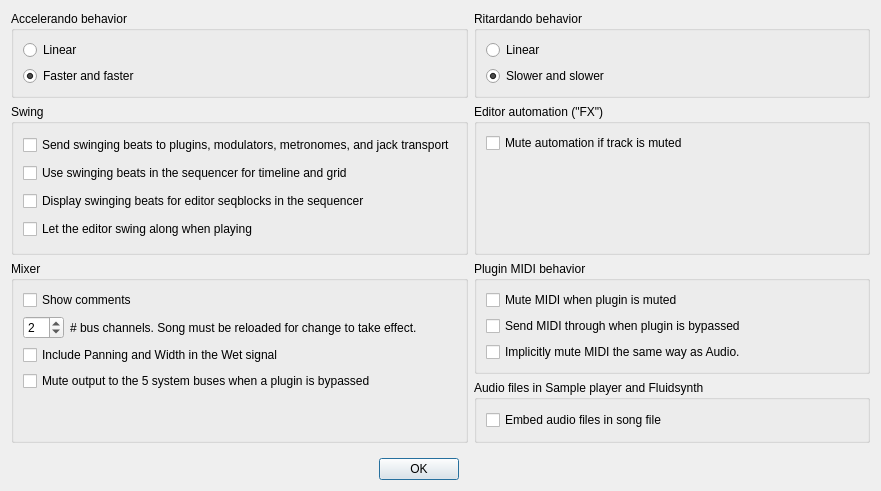
The window that Qt/qt4_song_properties.ui (kmatheussen/radium) describes before a commit, drawn with Qt 5.
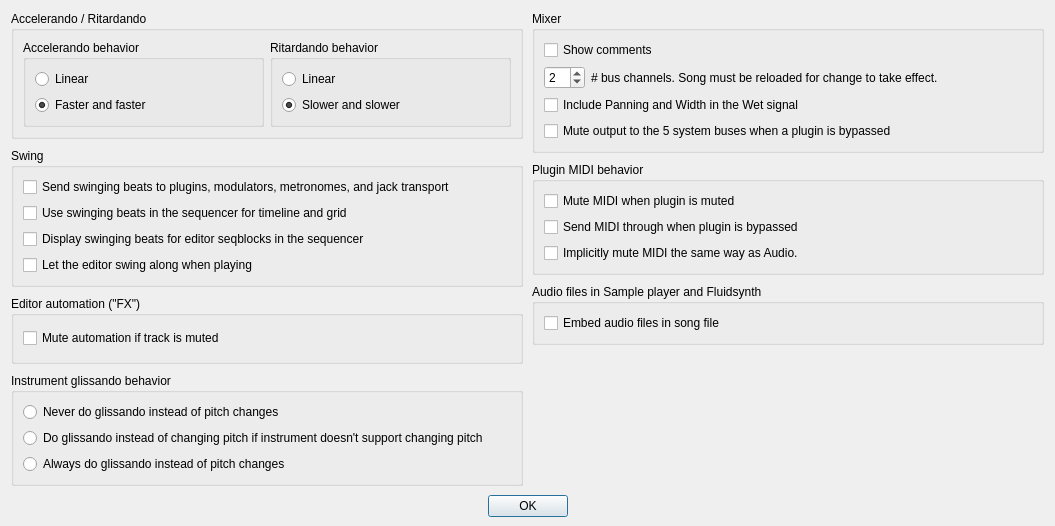
The same window after the commit.

Commit message: Song/Instruments/Editor: Add options to simulate pitch changes by sending out (descrete) glissando notes instead. Enabled by default in new songs for instruments that don"t support changing pitch of playing notes. Disabled by default in old songs for compatibility.

What changed in the file:
```diff
--- a/Qt/qt4_song_properties.ui
+++ b/Qt/qt4_song_properties.ui
@@ -6,8 +6,8 @@
    <rect>
     <x>0</x>
     <y>0</y>
-    <width>881</width>
-    <height>491</height>
+    <width>1055</width>
+    <height>526</height>
    </rect>
   </property>
   <property name="sizePolicy">
@@ -19,42 +19,26 @@
   <property name="windowTitle">
    <string>Song Properties</string>
   </property>
-  <layout class="QGridLayout" name="gridLayout_3" rowstretch="0,0,0,0,0,0" columnstretch="0,10,10">
+  <layout class="QVBoxLayout" name="verticalLayout">
+   <property name="spacing">
+    <number>9</number>
+   </property>
    <property name="bottomMargin">
-    <number>2</number>
+    <number>9</number>
    </property>
-   <item row="2" column="2">
-    <widget class="QGroupBox" name="groupBox_6">
-     <property name="title">
-      <string>Editor automation (&quot;FX&quot;)</string>
-     </property>
+   <item>
+    <layout class="QHBoxLayout" name="horizontalLayout">
+     <item>
      <layout class="QVBoxLayout" name="verticalLayout_2">
       <item>
-       <widget class="QCheckBox" name="mute_automation">
-        <property name="text">
-         <string>Mute automation if track is muted</string>
-        </property>
-       </widget>
-      </item>
-      <item>
-       <spacer name="verticalSpacer_2">
-        <property name="orientation">
-         <enum>Qt::Vertical</enum>
-        </property>
-        <property name="sizeHint" stdset="0">
-         <size>
-          <width>20</width>
-          <height>40</height>
-         </size>
-        </property>
-       </spacer>
-      </item>
-     </layout>
-    </widget>
-   </item>
-   <item row="0" column="1">
     <widget class="QGroupBox" name="groupBox_2">
      <property name="title">
+          <string>Accelerando / Ritardando</string>
+         </property>
+         <layout class="QHBoxLayout" name="horizontalLayout_3">
+          <item>
+           <widget class="QGroupBox" name="groupBox_3">
+            <property name="title">
       <string>Accelerando behavior</string>
      </property>
      <layout class="QGridLayout" name="gridLayout_4">
@@ -78,36 +62,8 @@
      </layout>
     </widget>
    </item>
-   <item row="5" column="1">
-    <widget class="QWidget" name="widget" native="true">
-     <property name="sizePolicy">
-      <sizepolicy hsizetype="Preferred" vsizetype="Fixed">
-       <horstretch>0</horstretch>
-       <verstretch>0</verstretch>
-      </sizepolicy>
-     </property>
-     <layout class="QHBoxLayout" name="horizontalLayout_2">
       <item>
-       <widget class="QDialogButtonBox" name="buttonBox">
-        <property name="sizePolicy">
-         <sizepolicy hsizetype="MinimumExpanding" vsizetype="Fixed">
-          <horstretch>0</horstretch>
-          <verstretch>0</verstretch>
-         </sizepolicy>
-        </property>
-        <property name="orientation">
-         <enum>Qt::Horizontal</enum>
-        </property>
-        <property name="standardButtons">
-         <set>QDialogButtonBox::Ok</set>
-        </property>
-       </widget>
-      </item>
-     </layout>
-    </widget>
-   </item>
-   <item row="0" column="2">
-    <widget class="QGroupBox" name="groupBox_3">
+           <widget class="QGroupBox" name="groupBox_9">
      <property name="title">
       <string>Ritardando behavior</string>
      </property>
@@ -132,7 +88,10 @@
      </layout>
     </widget>
    </item>
-   <item row="2" column="1">
+         </layout>
+        </widget>
+       </item>
+       <item>
     <widget class="QGroupBox" name="groupBox">
      <property name="title">
       <string>Swing</string>
@@ -169,23 +128,114 @@
      </layout>
     </widget>
    </item>
-   <item row="4" column="2">
-    <widget class="QGroupBox" name="groupBox_5">
+       <item>
+        <widget class="QGroupBox" name="groupBox_6">
      <property name="title">
-      <string>Audio files in Sample player and Fluidsynth</string>
-     </property>
-     <layout class="QVBoxLayout" name="verticalLayout">
+          <string>Editor automation (&quot;FX&quot;)</string>
+         </property>
+         <layout class="QVBoxLayout" name="verticalLayout_3">
       <item>
-       <widget class="QCheckBox" name="embed_samples">
+           <widget class="QCheckBox" name="mute_automation">
         <property name="text">
-         <string>Embed audio files in song file</string>
+             <string>Mute automation if track is muted</string>
         </property>
        </widget>
       </item>
      </layout>
     </widget>
    </item>
-   <item row="3" column="2">
+       <item>
+        <widget class="QGroupBox" name="groupBox_8">
+         <property name="title">
+          <string>Instrument glissando behavior</string>
+         </property>
+         <layout class="QVBoxLayout" name="verticalLayout_5">
+          <item>
+           <widget class="QRadioButton" name="glissando0">
+            <property name="text">
+             <string>Never do glissando instead of pitch changes</string>
+            </property>
+           </widget>
+          </item>
+          <item>
+           <widget class="QRadioButton" name="glissando1">
+            <property name="text">
+             <string>Do glissando instead of changing pitch if instrument doesn't support changing pitch</string>
+            </property>
+           </widget>
+          </item>
+          <item>
+           <widget class="QRadioButton" name="glissando2">
+            <property name="text">
+             <string>Always do glissando instead of pitch changes</string>
+            </property>
+           </widget>
+          </item>
+         </layout>
+        </widget>
+       </item>
+      </layout>
+     </item>
+     <item>
+      <layout class="QVBoxLayout" name="verticalLayout_4">
+       <item>
+        <widget class="QGroupBox" name="groupBox_4">
+         <property name="title">
+          <string>Mixer</string>
+         </property>
+         <layout class="QGridLayout" name="gridLayout_2">
+          <item row="0" column="0">
+           <widget class="QCheckBox" name="mixer_comments_visible">
+            <property name="text">
+             <string>Show comments</string>
+            </property>
+           </widget>
+          </item>
+          <item row="3" column="0">
+           <widget class="QCheckBox" name="mute_system_buses_when_bypassed">
+            <property name="text">
+             <string>Mute output to the 5 system buses when a plugin is bypassed</string>
+            </property>
+           </widget>
+          </item>
+          <item row="2" column="0">
+           <widget class="QCheckBox" name="include_pan_and_dry_in_wet">
+            <property name="text">
+             <string>Include Panning and Width in the Wet signal</string>
+            </property>
+           </widget>
+          </item>
+          <item row="1" column="0">
+           <layout class="QHBoxLayout" name="horizontalLayout_2">
+            <item>
+             <widget class="QSpinBox" name="num_bus_ch">
+              <property name="sizePolicy">
+               <sizepolicy hsizetype="Fixed" vsizetype="Fixed">
+                <horstretch>0</horstretch>
+                <verstretch>0</verstretch>
+               </sizepolicy>
+              </property>
+              <property name="minimum">
+               <number>1</number>
+              </property>
+              <property name="value">
+               <number>2</number>
+              </property>
+             </widget>
+            </item>
+            <item>
+             <widget class="QLabel" name="label">
+              <property name="text">
+               <string># bus channels. Song must be reloaded for change to take effect.</string>
+              </property>
+             </widget>
+            </item>
+           </layout>
+          </item>
+         </layout>
+        </widget>
+       </item>
+       <item>
     <widget class="QGroupBox" name="groupBox_7">
      <property name="title">
       <string>Plugin MIDI behavior</string>
@@ -218,40 +268,23 @@
      </layout>
     </widget>
    </item>
-   <item row="3" column="1" rowspan="2">
-    <widget class="QGroupBox" name="groupBox_4">
+       <item>
+        <widget class="QGroupBox" name="groupBox_5">
      <property name="title">
-      <string>Mixer</string>
-     </property>
-     <layout class="QGridLayout" name="gridLayout_2">
-      <item row="1" column="0">
-       <layout class="QHBoxLayout" name="horizontalLayout">
+          <string>Audio files in Sample player and Fluidsynth</string>
+         </property>
+         <layout class="QVBoxLayout" name="verticalLayout_6">
         <item>
-         <widget class="QSpinBox" name="num_bus_ch">
-          <property name="sizePolicy">
-           <sizepolicy hsizetype="Fixed" vsizetype="Fixed">
-            <horstretch>0</horstretch>
-            <verstretch>0</verstretch>
-           </sizepolicy>
-          </property>
-          <property name="minimum">
-           <number>1</number>
-          </property>
-          <property name="value">
-           <number>2</number>
-          </property>
-         </widget>
-        </item>
-        <item>
-         <widget class="QLabel" name="label">
+           <widget class="QCheckBox" name="embed_samples">
           <property name="text">
-           <string># bus channels. Song must be reloaded for change to take effect.</string>
+             <string>Embed audio files in song file</string>
           </property>
          </widget>
         </item>
        </layout>
-      </item>
-      <item row="4" column="0">
+        </widget>
+       </item>
+       <item>
        <spacer name="verticalSpacer">
         <property name="orientation">
          <enum>Qt::Vertical</enum>
@@ -264,28 +297,27 @@
         </property>
        </spacer>
       </item>
-      <item row="0" column="0">
-       <widget class="QCheckBox" name="mixer_comments_visible">
-        <property name="text">
-         <string>Show comments</string>
-        </property>
-       </widget>
-      </item>
-      <item row="2" column="0">
-       <widget class="QCheckBox" name="include_pan_and_dry_in_wet">
-        <property name="text">
-         <string>Include Panning and Width in the Wet signal</string>
-        </property>
-       </widget>
-      </item>
-      <item row="3" column="0">
-       <widget class="QCheckBox" name="mute_system_buses_when_bypassed">
-        <property name="text">
-         <string>Mute output to the 5 system buses when a plugin is bypassed</string>
-        </property>
-       </widget>
-      </item>
-     </layout>
+      </layout>
+     </item>
+    </layout>
+   </item>
+   <item>
+    <widget class="QDialogButtonBox" name="buttonBox">
+     <property name="sizePolicy">
+      <sizepolicy hsizetype="MinimumExpanding" vsizetype="Fixed">
+       <horstretch>0</horstretch>
+       <verstretch>0</verstretch>
+      </sizepolicy>
+     </property>
+     <property name="orientation">
+      <enum>Qt::Horizontal</enum>
+     </property>
+     <property name="standardButtons">
+      <set>QDialogButtonBox::Ok</set>
+     </property>
+     <property name="centerButtons">
+      <bool>true</bool>
+     </property>
     </widget>
    </item>
   </layout>
```
Lines whose indentation alone changed are shown as unchanged. The commit also changes 8 other files.
